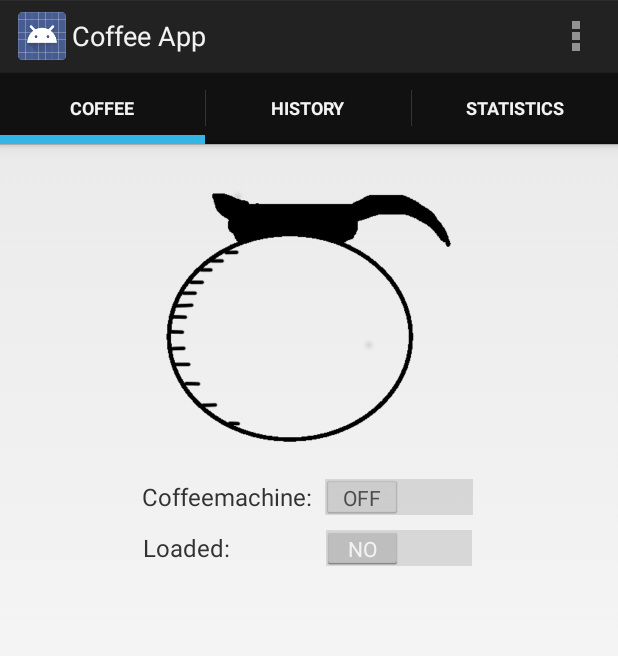
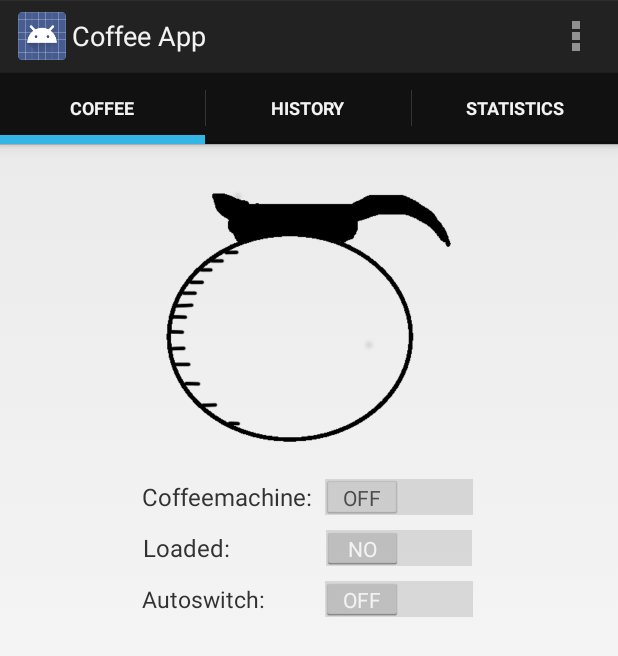
Before and after one commit to sawise/SoftwerkCoffee, an Android app: the CoffeeActivity screen opened directly, with no data from a screen before it, on a phone screen of 412 x 824 dp. Shown: the top 656 px of the screen. Run offline under Robolectric (Android 15) with nearby library versions, the phone set to English and light mode, and no system bars; 6 statements that could not run were skipped.

Commit message:
A LOT OF CHANGES: Autoswitch, getSession is improved

```diff
--- a/CoffeeProject/Coffee/src/main/res/layout/activity_coffee.xml
+++ b/CoffeeProject/Coffee/src/main/res/layout/activity_coffee.xml
@@ -77,6 +77,24 @@
                 android:textOff="NO"
                 android:textOn="YES"/>
         </LinearLayout>
+        <LinearLayout xmlns:android="http://schemas.android.com/apk/res/android"
+            xmlns:tools="http://schemas.android.com/tools"
+            android:layout_width="wrap_content"
+            android:layout_height="wrap_content"
+            android:layout_gravity="center"
+            android:paddingTop="6dp">
+            <TextView
+                android:layout_width="120dp"
+                android:layout_height="wrap_content"
+                android:text="Autoswitch: "
+                android:textSize="15dp"
+                android:layout_gravity="center"/>
+            <Switch
+                android:id="@+id/autoSwitch"
+                android:layout_width="wrap_content"
+                android:layout_height="wrap_content"
+                android:layout_gravity="center" />
+        </LinearLayout>
 
         <TextView
             android:id="@+id/statusText"
@@ -86,8 +104,9 @@
             android:textColor="#FF0000"
             android:textSize="20dp"
             android:layout_gravity="center"
-            android:visibility="invisible"
+            android:visibility="gone"
             android:paddingTop="10dp"/>
+
         <LinearLayout
             android:id="@+id/timeLeftLayout"
             xmlns:android="http://schemas.android.com/apk/res/android"
@@ -95,7 +114,7 @@
             android:layout_width="wrap_content"
             android:layout_height="wrap_content"
             android:layout_gravity="center"
-            android:visibility="invisible">
+            android:visibility="gone">
 
             <TextView
                 android:id="@+id/timeLefttext"
@@ -112,7 +131,6 @@
                 android:text=""
                 android:textColor="#FF0000"
                 android:textSize="20dp"/>
-
         </LinearLayout>
 
         <LinearLayout
@@ -122,7 +140,7 @@
             android:layout_width="wrap_content"
             android:layout_height="wrap_content"
             android:layout_gravity="center"
-            android:visibility="invisible">
+            android:visibility="gone">
             <TextView
                 android:id="@+id/timeElapsedtext"
                 android:layout_width="wrap_content"
```
Also changed, not shown: CoffeeProject/Coffee/src/main/java/se/softwerk/coffee/CoffeeActivity.java (+115 -39 lines), CoffeeProject/Coffee/src/main/java/se/softwerk/coffee/Webservice.java (+21 -1 lines), 98 other files.
